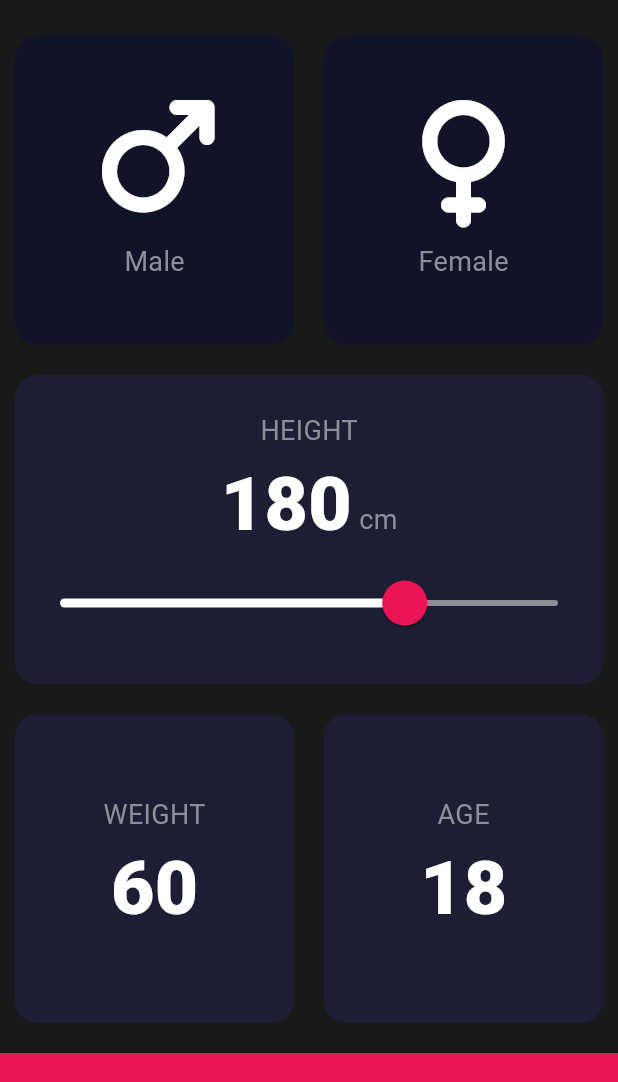
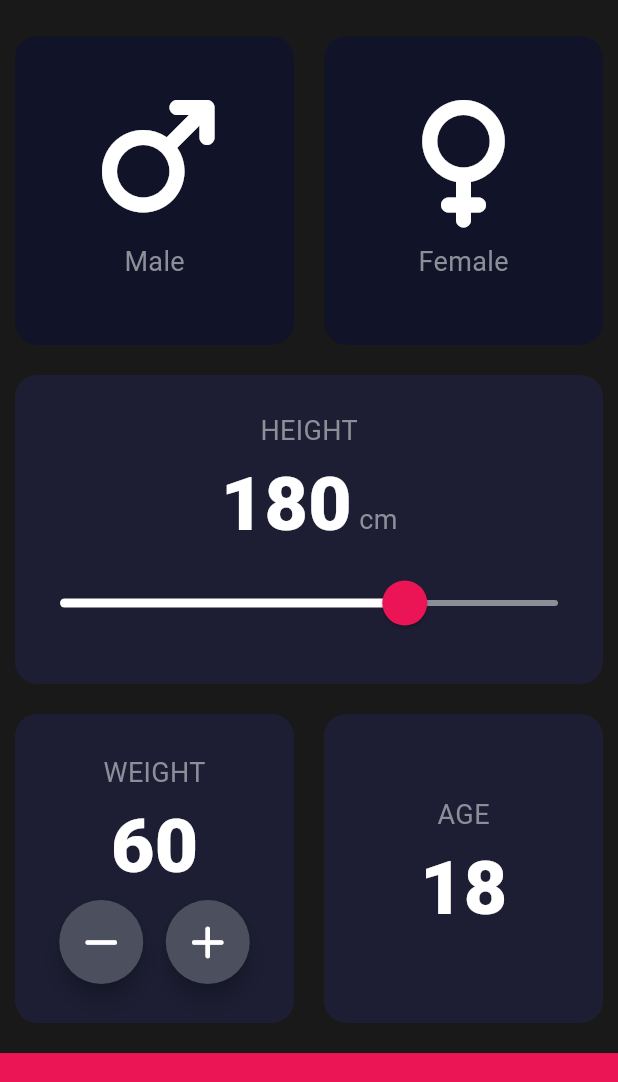
Before and after one commit to Neoakay005/angelas_bmi_calculator_flutter, a Flutter app: the screen it shows after launch, on a phone screen of 412 x 824 dp, the part 63-1145 px from its top. Run offline on Flutter 3.47's test engine with Material 3 defaults, Android fonts, the phone set to English and light mode, and no system bars; our stand-ins replace font_awesome_flutter.

Commit message:
create custom button "RoundIconButton" an implemented into weight card

```diff
--- a/lib/input_page.dart
+++ b/lib/input_page.dart
@@ -118,6 +118,28 @@ class _InputPageState extends State<InputPage> {
                       children: <Widget>[
                         Text("WEIGHT", style: kLableTextStyle),
                         Text(weight.toString(), style: kLableNumberStyle),
+                        Row(
+                          mainAxisAlignment: MainAxisAlignment.center,
+                          children: [
+                            RoundIconButton(
+                              icon: FontAwesomeIcons.minus,
+                              onPressed: () {
+                                setState(() {
+                                  weight--;
+                                });
+                              },
+                            ),
+                            SizedBox(width: 15),
+                            RoundIconButton(
+                              icon: FontAwesomeIcons.plus,
+                              onPressed: () {
+                                setState(() {
+                                  weight++;
+                                });
+                              },
+                            ),
+                          ],
+                        ),
                       ],
                     ),
                   ),
@@ -148,3 +170,22 @@ class _InputPageState extends State<InputPage> {
     );
   }
 }
+
+class RoundIconButton extends StatelessWidget {
+  const RoundIconButton({required this.icon, required this.onPressed, super.key});
+
+  final IconData icon;
+  final void Function() onPressed;
+
+  @override
+  Widget build(BuildContext context) {
+    return RawMaterialButton(
+      child: Icon(icon),
+      onPressed: onPressed,
+      elevation: 6.0,
+      constraints: BoxConstraints.tightFor(width: 56.0, height: 56.0),
+      shape: CircleBorder(),
+      fillColor: Color(0xFF4C4F5E),
+    );
+  }
+}
```
